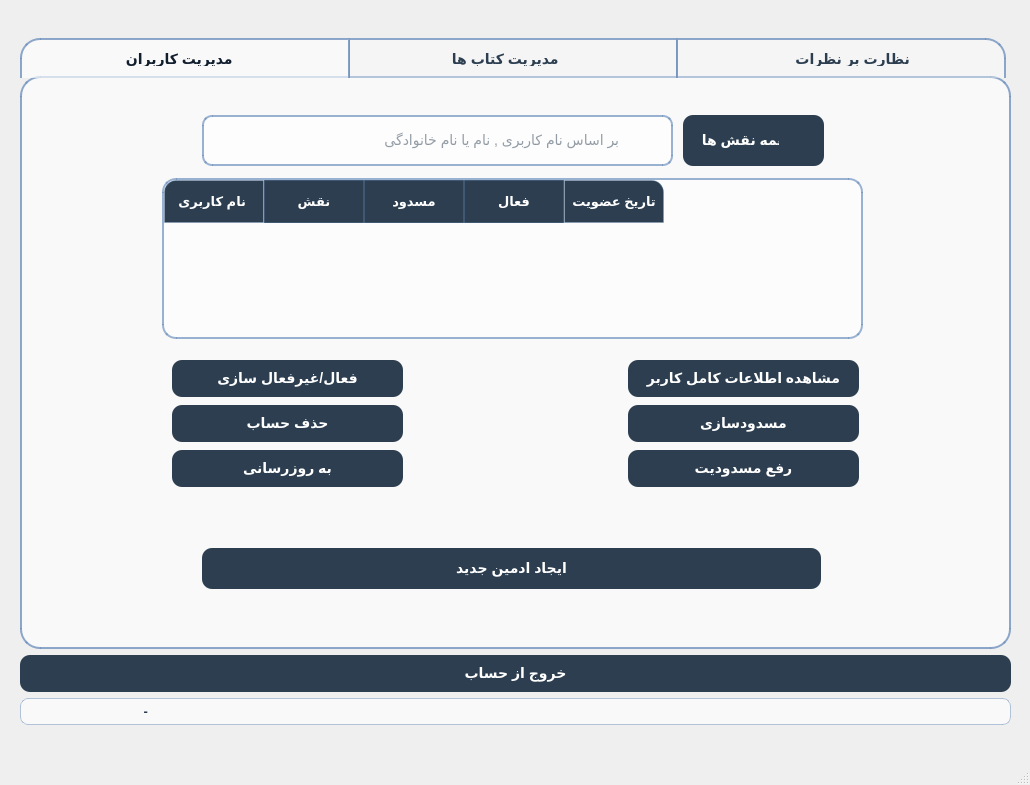
Qt form client/adminmainwindow.ui (afkhamis1386-afk/bookCLUB_Project) before a commit.
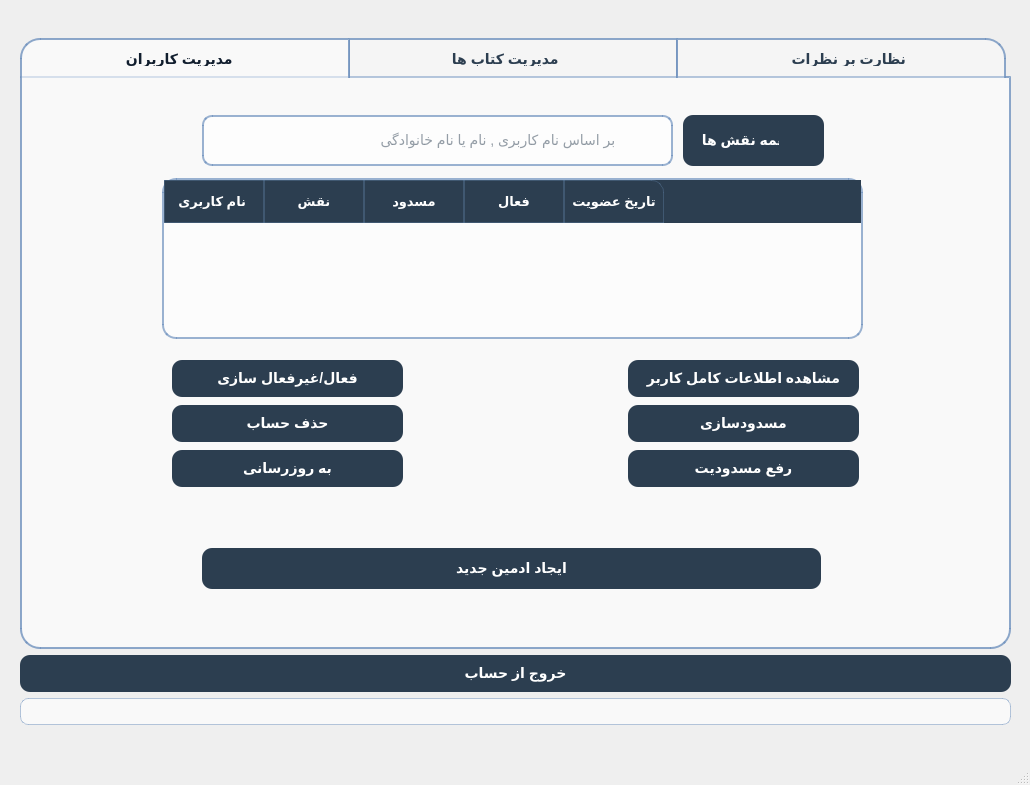
The same form after that commit. Icons and pictures are not drawn.

What changed in the file:
```diff
--- a/client/adminmainwindow.ui
+++ b/client/adminmainwindow.ui
@@ -29,6 +29,8 @@
     border: 2px solid rgba(112, 146, 190, 0.8);
     background: rgba(255, 255, 255, 0.65);
     border-radius: 20px;
+    border-top-left-radius: 0px;
+    border-top-right-radius: 0px;
     margin-top: -2px;
     padding: 20px;
 }
@@ -53,8 +55,7 @@
     font-family: &quot;Segoe UI&quot;, &quot;Tahoma&quot;, sans-serif;
     text-align: center;
     margin-right: -2px;
-    border-top-left-radius: 0px;
-    border-top-right-radius: 0px;
+    border-radius: 0px;
 }
 
 QTabBar::tab:first {
@@ -87,20 +88,22 @@
     color: #2c3e50;
     font-size: 13px;
     font-family: &quot;Segoe UI&quot;, &quot;Tahoma&quot;, sans-serif;
+    overflow: hidden;
 }
+
 QTableWidget QAbstractScrollArea::viewport {
     border-radius: 12px;
 }
 
 QHeaderView {
-    background-color: transparent;
+    background-color: #2c3e50;
     border: none;
 }
 
 QTableCornerButton::section {
     background-color: #2c3e50;
     border-top-left-radius: 12px;
-    border: 1px solid rgba(112, 146, 190, 0.3);
+    border: none;
 }
 
 QHeaderView::section:horizontal {
@@ -114,7 +117,7 @@
 }
 
 QHeaderView::section:horizontal:first {
-    border-top-left-radius: 12px;
+    border-top-left-radius: 0px;
 }
 
 QHeaderView::section:horizontal:last {
@@ -132,6 +135,7 @@
     max-width: 35px;
     padding: 2px;
 }
+
 QHeaderView::section:vertical:last {
     border-bottom-left-radius: 12px;
 }
@@ -332,7 +336,7 @@
       <item>
        <widget class="QLabel" name="statusLabel">
         <property name="text">
-         <string>                             -</string>
+         <string/>
         </property>
        </widget>
       </item>
@@ -464,7 +468,7 @@
          </rect>
         </property>
         <property name="placeholderText">
-         <string>         بر اساس نام کاربری , نام یا نام خانوادگی  </string>
+         <string>          بر اساس نام کاربری , نام یا نام خانوادگی  </string>
         </property>
        </widget>
        <widget class="QComboBox" name="userRoleFilterComboBox">
@@ -642,7 +646,7 @@
       </widget>
       <widget class="QWidget" name="tab_2">
        <attribute name="title">
-        <string>                                 نظارت بر نظرات                           </string>
+        <string>                               نظارت بر نظرات                           </string>
        </attribute>
        <widget class="QTableWidget" name="reviewsTableWidget">
         <property name="geometry">
```
